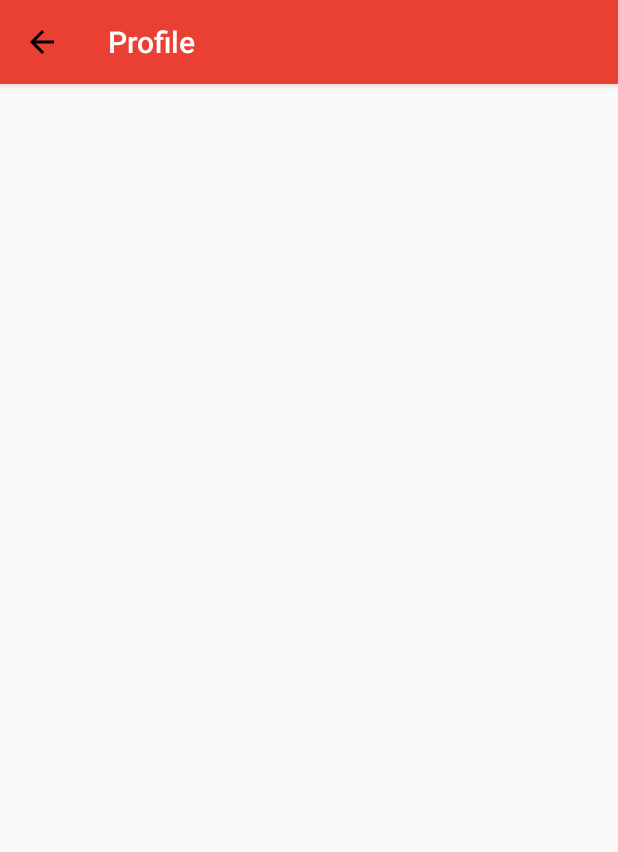
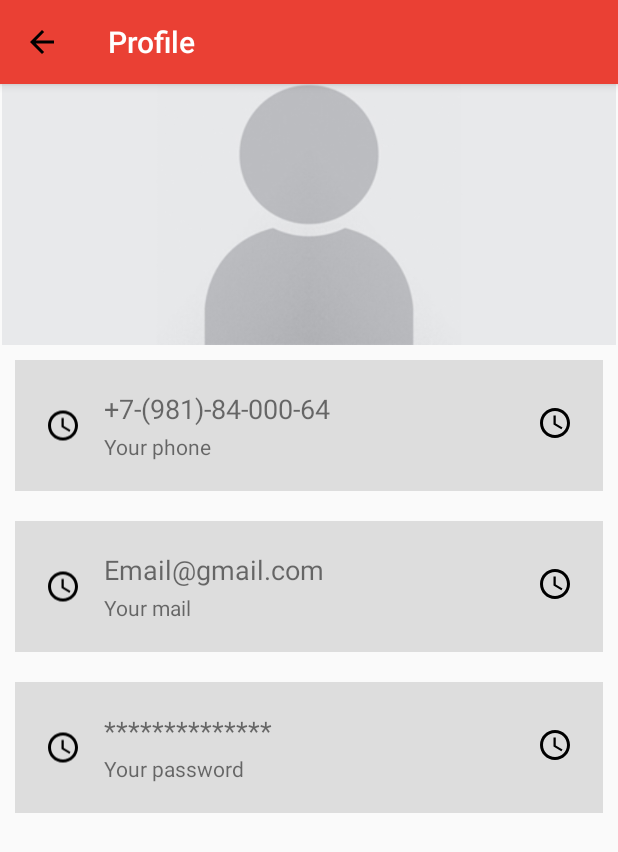
Before and after one commit to sanke46/E-Commerce, an Android app: the ProfileActivity screen opened directly, with no data from a screen before it, on a phone screen of 412 x 824 dp. Shown: the top 852 px of the screen. Run offline under Robolectric (Android 15) with nearby library versions, the phone set to English and light mode, and no system bars.

Commit message:
Design Profile
add correct design in Profile

```diff
--- /dev/null
+++ b/app/src/main/res/drawable/gradient.xml
@@ -0,0 +1,10 @@
+<?xml version="1.0" encoding="utf-8"?>
+<shape xmlns:android="http://schemas.android.com/apk/res/android"
+    android:shape="rectangle">
+
+    <gradient
+        android:angle="90"
+        android:endColor="#00ffffff"
+        android:startColor="#aa000000"
+        android:centerColor="#00ffffff" />
+</shape>
--- a/app/src/main/res/layout/activity_basket.xml
+++ b/app/src/main/res/layout/activity_basket.xml
@@ -63,7 +63,7 @@
                 android:layout_width="match_parent"
                 android:layout_height="match_parent"
                 android:background="@color/colorBlue"
-                android:text="ORDER : 19$"
+                android:text="ORDER : 0 $"
                 android:textColor="@android:color/white"
                 />
 
--- a/app/src/main/res/layout/activity_main.xml
+++ b/app/src/main/res/layout/activity_main.xml
@@ -53,6 +53,7 @@
             android:layout_gravity="start"
             android:fitsSystemWindows="true"
             app:itemTextColor="@color/BlackGrey"
+            app:headerLayout="@layout/drawer_header"
             app:menu="@menu/drawer_menu" />
 
     </android.support.v4.widget.DrawerLayout>
--- a/app/src/main/res/layout/activity_profile.xml
+++ b/app/src/main/res/layout/activity_profile.xml
@@ -20,5 +20,167 @@
 
     </android.support.design.widget.AppBarLayout>
 
+    <LinearLayout
+        android:layout_width="match_parent"
+        android:layout_height="match_parent"
+        android:orientation="vertical">
+
+        <ImageView
+            android:layout_width="match_parent"
+            android:layout_height="230dp"
+            android:src="@drawable/user"/>
+
+
+        <LinearLayout
+            android:layout_width="match_parent"
+            android:layout_height="wrap_content"
+            android:layout_margin="10dp"
+            android:padding="20dp"
+            android:background="#ddd"
+            android:orientation="horizontal"
+            android:weightSum="1">
+
+            <ImageView
+                android:layout_width="wrap_content"
+                android:layout_height="match_parent"
+                android:src="@drawable/ic_access_time_black_24px"/>
+
+            <LinearLayout
+                android:layout_width="wrap_content"
+                android:layout_height="wrap_content"
+                android:orientation="vertical">
+
+                <TextView
+                    android:layout_width="wrap_content"
+                    android:layout_height="wrap_content"
+                    android:text="+7-(981)-84-000-64"
+                    android:paddingLeft="15dp"
+                    android:textSize="18dp"/>
+
+                <TextView
+                    android:layout_width="wrap_content"
+                    android:layout_height="wrap_content"
+                    android:paddingLeft="15dp"
+                    android:paddingTop="3dp"
+                    android:text="Your phone"/>
+
+            </LinearLayout>
+
+            <RelativeLayout
+                android:layout_width="match_parent"
+                android:layout_height="wrap_content"
+                >
+
+                <ImageView
+                    android:layout_width="wrap_content"
+                    android:layout_height="44dp"
+                    android:src="@drawable/ic_access_time_black_24px"
+                    android:layout_alignParentRight="true" />
+
+            </RelativeLayout>
+
+        </LinearLayout>
+
+        <LinearLayout
+            android:layout_width="match_parent"
+            android:layout_height="wrap_content"
+            android:layout_margin="10dp"
+            android:padding="20dp"
+            android:background="#ddd"
+            android:orientation="horizontal"
+            android:weightSum="1">
+
+            <ImageView
+                android:layout_width="wrap_content"
+                android:layout_height="match_parent"
+                android:src="@drawable/ic_access_time_black_24px"/>
+
+            <LinearLayout
+                android:layout_width="wrap_content"
+                android:layout_height="wrap_content"
+                android:orientation="vertical">
+
+                <TextView
+                    android:layout_width="wrap_content"
+                    android:layout_height="wrap_content"
+                    android:text="Email@gmail.com"
+                    android:paddingLeft="15dp"
+                    android:textSize="18dp"/>
+
+                <TextView
+                    android:layout_width="wrap_content"
+                    android:layout_height="wrap_content"
+                    android:paddingLeft="15dp"
+                    android:paddingTop="3dp"
+                    android:text="Your mail"/>
+
+            </LinearLayout>
+
+            <RelativeLayout
+                android:layout_width="match_parent"
+                android:layout_height="wrap_content"
+                >
+
+                <ImageView
+                    android:layout_width="wrap_content"
+                    android:layout_height="44dp"
+                    android:src="@drawable/ic_access_time_black_24px"
+                    android:layout_alignParentRight="true" />
+
+            </RelativeLayout>
+
+        </LinearLayout>
+
+        <LinearLayout
+            android:layout_width="match_parent"
+            android:layout_height="wrap_content"
+            android:layout_margin="10dp"
+            android:padding="20dp"
+            android:background="#ddd"
+            android:orientation="horizontal"
+            android:weightSum="1">
+
+            <ImageView
+                android:layout_width="wrap_content"
+                android:layout_height="match_parent"
+                android:src="@drawable/ic_access_time_black_24px"/>
+
+            <LinearLayout
+                android:layout_width="wrap_content"
+                android:layout_height="wrap_content"
+                android:orientation="vertical">
+
+                <TextView
+                    android:layout_width="wrap_content"
+                    android:layout_height="wrap_content"
+                    android:text="**************"
+                    android:paddingLeft="15dp"
+                    android:textSize="18dp"/>
+
+                <TextView
+                    android:layout_width="wrap_content"
+                    android:layout_height="wrap_content"
+                    android:paddingLeft="15dp"
+                    android:paddingTop="3dp"
+                    android:text="Your password"/>
+
+            </LinearLayout>
+
+            <RelativeLayout
+                android:layout_width="match_parent"
+                android:layout_height="wrap_content"
+                >
+
+                <ImageView
+                    android:layout_width="wrap_content"
+                    android:layout_height="44dp"
+                    android:src="@drawable/ic_access_time_black_24px"
+                    android:layout_alignParentRight="true" />
+
+            </RelativeLayout>
+
+        </LinearLayout>
+
+    </LinearLayout>
 
 </android.support.design.widget.CoordinatorLayout>
```
Also changed, not shown: app/src/main/res/drawable/user.jpg (added).
